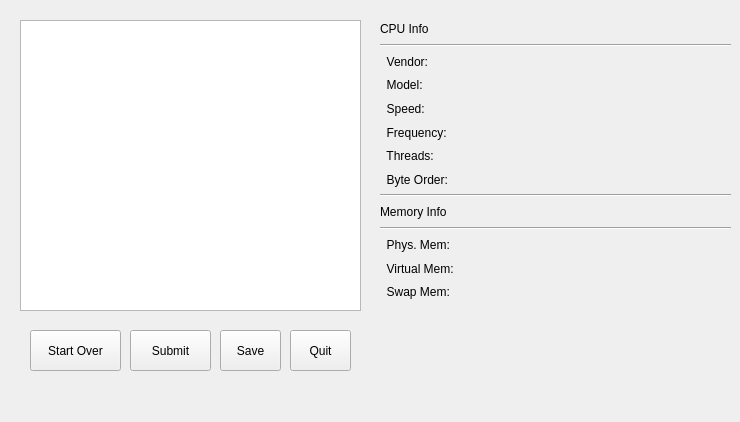
First picture: the form in guistructure/resultwindow.ui, repository mguid65/OpenSystemBench, before the edit.
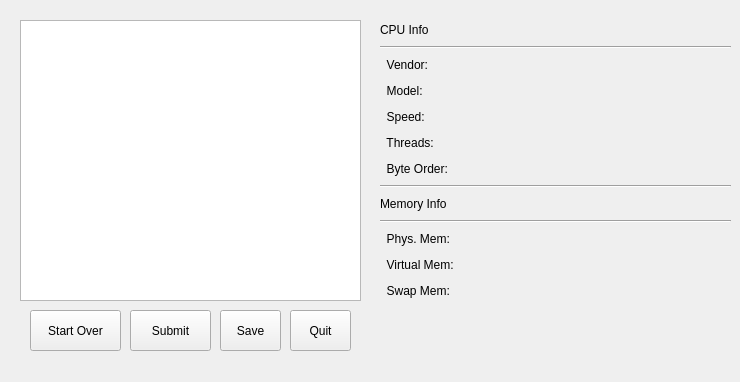
Second picture: the form after the edit.

Patch:
```diff
--- a/guistructure/resultwindow.ui
+++ b/guistructure/resultwindow.ui
@@ -7,19 +7,19 @@
     <x>0</x>
     <y>0</y>
     <width>740</width>
-    <height>422</height>
+    <height>382</height>
    </rect>
   </property>
   <property name="minimumSize">
    <size>
     <width>740</width>
-    <height>422</height>
+    <height>382</height>
    </size>
   </property>
   <property name="maximumSize">
    <size>
     <width>740</width>
-    <height>422</height>
+    <height>382</height>
    </size>
   </property>
   <property name="windowTitle">
@@ -33,7 +33,7 @@
     <property name="geometry">
      <rect>
       <x>130</x>
-      <y>330</y>
+      <y>310</y>
       <width>81</width>
       <height>41</height>
      </rect>
@@ -49,7 +49,7 @@
     <property name="geometry">
      <rect>
       <x>220</x>
-      <y>330</y>
+      <y>310</y>
       <width>61</width>
       <height>41</height>
      </rect>
@@ -64,7 +64,7 @@
       <x>20</x>
       <y>20</y>
       <width>341</width>
-      <height>291</height>
+      <height>281</height>
      </rect>
     </property>
     <attribute name="horizontalHeaderCascadingSectionResizes">
@@ -87,7 +87,7 @@
     <property name="geometry">
      <rect>
       <x>30</x>
-      <y>330</y>
+      <y>310</y>
       <width>91</width>
       <height>41</height>
      </rect>
@@ -100,7 +100,7 @@
     <property name="geometry">
      <rect>
       <x>290</x>
-      <y>330</y>
+      <y>310</y>
       <width>61</width>
       <height>41</height>
      </rect>
@@ -119,14 +119,14 @@
      </rect>
     </property>
     <layout class="QGridLayout" name="labels">
-     <item row="8" column="0">
+     <item row="7" column="0">
       <widget class="Line" name="line">
        <property name="orientation">
         <enum>Qt::Horizontal</enum>
        </property>
       </widget>
      </item>
-     <item row="10" column="0">
+     <item row="9" column="0">
       <widget class="Line" name="line_3">
        <property name="orientation">
         <enum>Qt::Horizontal</enum>
@@ -140,21 +140,21 @@
        </property>
       </widget>
      </item>
-     <item row="6" column="0">
+     <item row="5" column="0">
       <widget class="QLabel" name="thread">
        <property name="text">
         <string>  Threads:</string>
        </property>
       </widget>
      </item>
-     <item row="12" column="0">
+     <item row="11" column="0">
       <widget class="QLabel" name="virt_mem">
        <property name="text">
         <string>  Virtual Mem:</string>
        </property>
       </widget>
      </item>
-     <item row="7" column="0">
+     <item row="6" column="0">
       <widget class="QLabel" name="byte_order">
        <property name="text">
         <string>  Byte Order:</string>
@@ -182,28 +182,21 @@
        </property>
       </widget>
      </item>
-     <item row="5" column="0">
-      <widget class="QLabel" name="freq">
-       <property name="text">
-        <string>  Frequency:</string>
-       </property>
-      </widget>
-     </item>
-     <item row="11" column="0">
+     <item row="10" column="0">
       <widget class="QLabel" name="phy_mem">
        <property name="text">
         <string>  Phys. Mem:</string>
        </property>
       </widget>
      </item>
-     <item row="13" column="0">
+     <item row="12" column="0">
       <widget class="QLabel" name="swap_mem">
        <property name="text">
         <string>  Swap Mem:</string>
        </property>
       </widget>
      </item>
-     <item row="9" column="0">
+     <item row="8" column="0">
       <widget class="QLabel" name="mem_info">
        <property name="text">
         <string>Memory Info</string>
@@ -229,7 +222,7 @@
      </rect>
     </property>
     <layout class="QGridLayout" name="values">
-     <item row="8" column="0">
+     <item row="7" column="0">
       <widget class="Line" name="line_2">
        <property name="orientation">
         <enum>Qt::Horizontal</enum>
@@ -264,35 +257,35 @@
        </property>
       </widget>
      </item>
-     <item row="11" column="0">
+     <item row="10" column="0">
       <widget class="QLabel" name="phy_mem_val">
        <property name="text">
         <string/>
        </property>
       </widget>
      </item>
-     <item row="7" column="0">
+     <item row="6" column="0">
       <widget class="QLabel" name="byte_order_val">
        <property name="text">
         <string/>
        </property>
       </widget>
      </item>
-     <item row="6" column="0">
+     <item row="5" column="0">
       <widget class="QLabel" name="thread_val">
        <property name="text">
         <string/>
        </property>
       </widget>
      </item>
-     <item row="12" column="0">
+     <item row="11" column="0">
       <widget class="QLabel" name="virt_mem_val">
        <property name="text">
         <string/>
        </property>
       </widget>
      </item>
-     <item row="13" column="0">
+     <item row="12" column="0">
       <widget class="QLabel" name="swap_mem_val">
        <property name="text">
         <string/>
@@ -306,14 +299,14 @@
        </property>
       </widget>
      </item>
-     <item row="10" column="0">
+     <item row="9" column="0">
       <widget class="Line" name="line_4">
        <property name="orientation">
         <enum>Qt::Horizontal</enum>
        </property>
       </widget>
      </item>
-     <item row="9" column="0">
+     <item row="8" column="0">
       <widget class="QLabel" name="dummy2">
        <property name="text">
         <string/>
```
Left out of the diff: 7 changed lines with no effect on the pictures.
